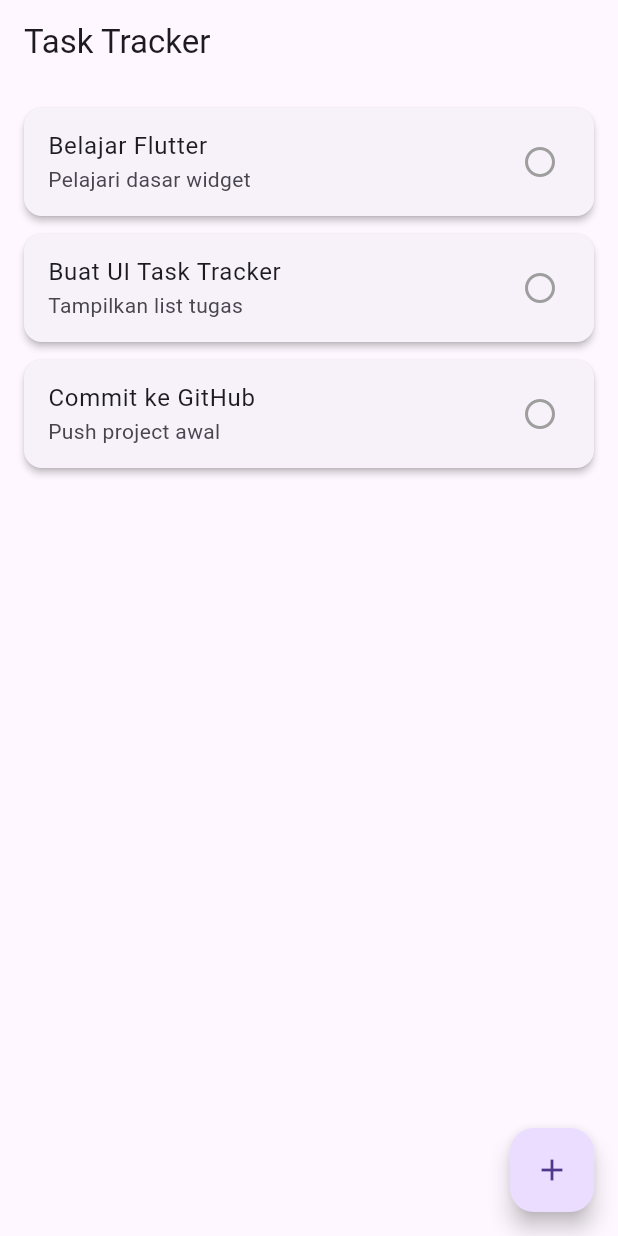
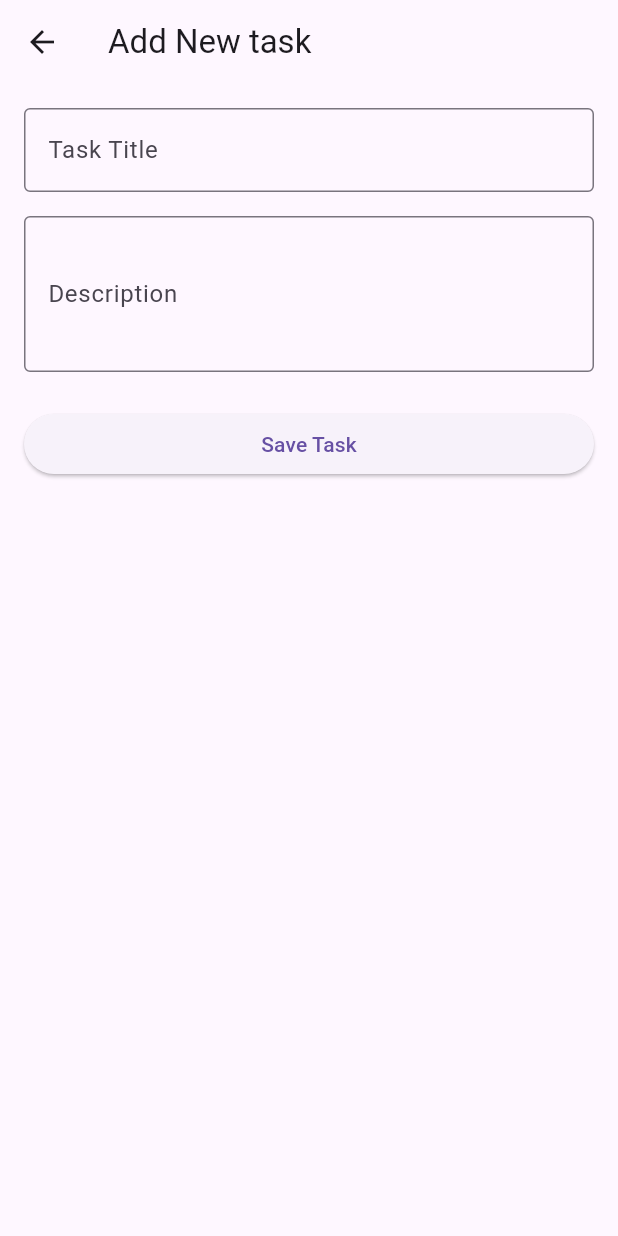
Before and after one commit to kaitoukuga/task-tracker-app, a Flutter app: the screen it shows after launch, after a tap on the "add" icon, on a phone screen of 412 x 824 dp. Run offline on Flutter 3.47's test engine with Material 3 defaults, Android fonts, the phone set to English and light mode, and no system bars.

Commit message:
Menambahkan Add Task Screen

```diff
--- /dev/null
+++ b/lib/screens/add_task_screen.dart
@@ -0,0 +1,66 @@
+import 'package:flutter/material.dart';
+import '../models/task.dart';
+
+class AddTaskScreen extends StatefulWidget {
+  const AddTaskScreen({super.key});
+
+  @override
+  State<AddTaskScreen> createState() => _AddTaskScreenState();
+}
+
+class _AddTaskScreenState extends State<AddTaskScreen> {
+  final TextEditingController titleController = TextEditingController();
+  final TextEditingController descriptionController = TextEditingController();
+
+  @override
+  Widget build(BuildContext context) {
+    return Scaffold(
+      appBar: AppBar(
+        title: const Text('Add New task'),
+      ),
+      body: Padding(
+        padding: const EdgeInsets.all(16.0),
+        child: Column(
+          children: [
+            TextField(
+              controller: titleController,
+              decoration: const InputDecoration(
+                labelText: 'Task Title',
+                border: OutlineInputBorder(),
+              ),
+            ),
+            const SizedBox(height: 16),
+
+            TextField(
+              controller: descriptionController,
+              decoration: const InputDecoration(
+                labelText: 'Description',
+                border: OutlineInputBorder(),
+              ),
+              maxLines: 3,
+            ),
+
+            const SizedBox(height: 24),
+
+            SizedBox(
+              width: double.infinity,
+              child: ElevatedButton(
+                onPressed: () {
+                  if (titleController.text.isEmpty) return;
+
+                  final newTask = Task(
+                    title: titleController.text,
+                    description: descriptionController.text,
+                  );
+
+                  Navigator.pop(context, newTask);
+                },
+                child: const Text('Save Task'),
+              ),
+            ),
+          ],
+        ),
+      ),
+    );
+  }
+}
--- a/lib/screens/home_screen.dart
+++ b/lib/screens/home_screen.dart
@@ -1,5 +1,6 @@
 import 'package:flutter/material.dart';
 import '../models/task.dart';
+import 'add_task_screen.dart';
 
 class HomeScreen extends StatefulWidget {
   const HomeScreen({super.key});
@@ -47,7 +48,18 @@ class _HomeScreenState extends  State<HomeScreen> {
         }
       ),
       floatingActionButton: FloatingActionButton(
-        onPressed: () {},
+        onPressed: () async {
+          final result = await Navigator.push(
+            context,
+            MaterialPageRoute(builder:  (context) => const AddTaskScreen()),
+          );
+
+          if (result != null) {
+            setState(() {
+              tasks.add(result);
+            });
+          }
+        },
         child: const Icon(Icons.add),
       ),
     );
```
